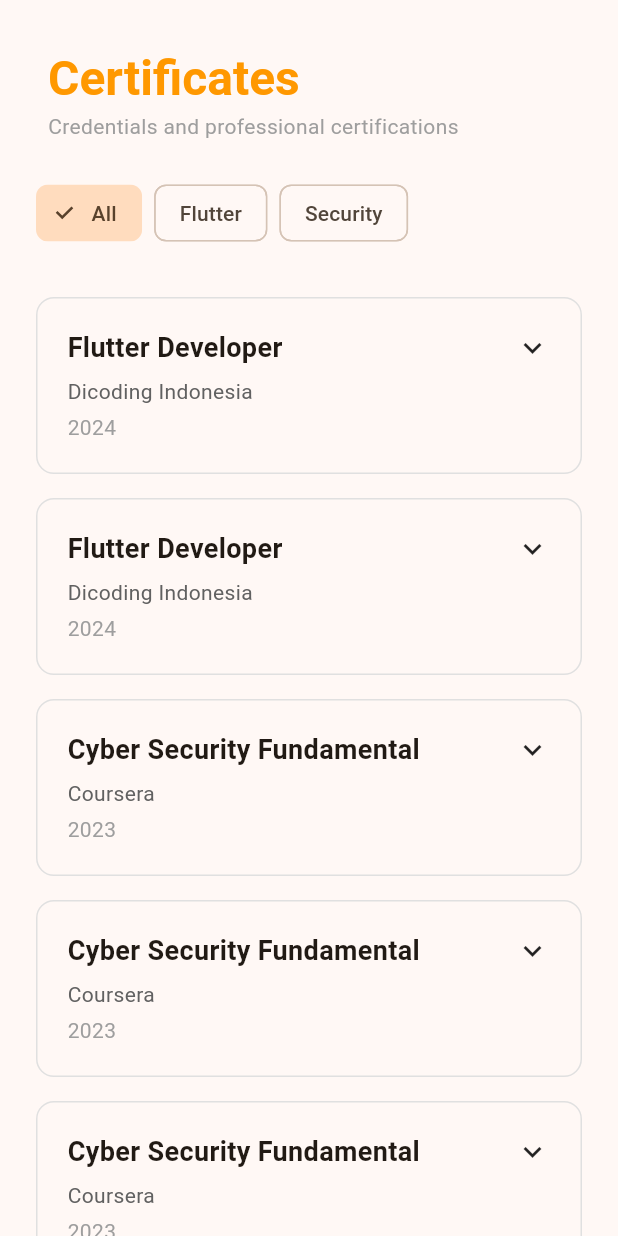
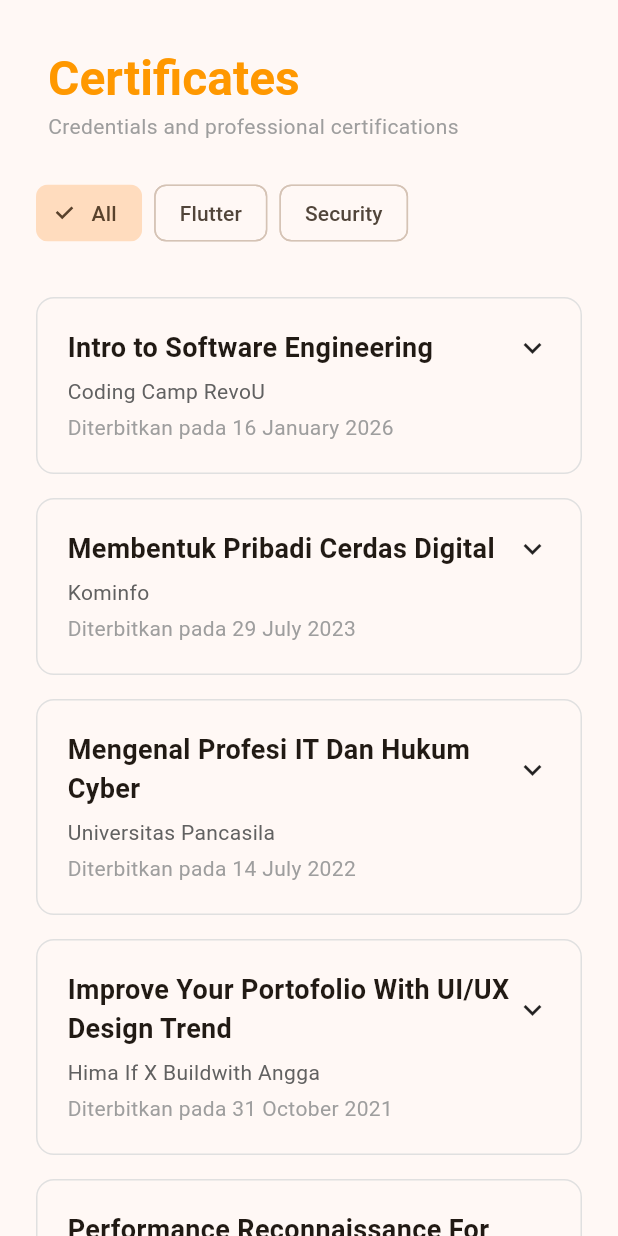
Before and after one commit to isrohadi18/p-isrohadi18, a Flutter app: the CertificatePage screen opened directly, on a phone screen of 412 x 824 dp. Run offline on Flutter 3.47's test engine with Material 3 defaults, Android fonts, the phone set to English and light mode, and no system bars; drawn by our look-alikes of flutter_animate; our stand-ins replace animated_text_kit; network calls fail.

Commit message:
fix1 certificate

```diff
--- a/lib/pages/about_page.dart
+++ b/lib/pages/about_page.dart
@@ -157,7 +157,7 @@
                                     .animate()
                                     .fadeIn(delay: 1600.ms)
                                     .slideX(begin: -1, end: 0, delay: 1600.ms),
-                                const SkillChip(skill: 'NetBeans')
+                                const SkillChip(skill: 'Netbeans')
                                     .animate()
                                     .fadeIn(delay: 1600.ms)
                                     .slideX(begin: -1, end: 0, delay: 1600.ms),
@@ -166,6 +166,14 @@
                                     .fadeIn(delay: 1600.ms)
                                     .slideX(begin: -1, end: 0, delay: 1600.ms),
                                 const SkillChip(skill: 'Figma')
+                                    .animate()
+                                    .fadeIn(delay: 1600.ms)
+                                    .slideX(begin: -1, end: 0, delay: 1600.ms),
+                                const SkillChip(skill: 'Balsamiq')
+                                    .animate()
+                                    .fadeIn(delay: 1600.ms)
+                                    .slideX(begin: -1, end: 0, delay: 1600.ms),
+                                const SkillChip(skill: 'Draw.io')
                                     .animate()
                                     .fadeIn(delay: 1600.ms)
                                     .slideX(begin: -1, end: 0, delay: 1600.ms),
--- a/lib/pages/certificate_page.dart
+++ b/lib/pages/certificate_page.dart
@@ -16,49 +16,113 @@
   // DATA CERTIFICATE
   static final List<CertificateModel> certificates = [
     CertificateModel(
-      title: 'Flutter Developer',
-      organization: 'Dicoding Indonesia',
-      year: '2024',
-      credentialUrl: 'https://www.dicoding.com',
-      skills: ['Flutter', 'Dart', 'UI/UX'],
+      title: 'Intro to Software Engineering',
+      organization: 'Coding Camp RevoU',
+      year: 'Diterbitkan pada 16 January 2026',
+      credentialUrl:
+          'https://drive.google.com/file/d/1S9soCji_UqqfNxWAV1Bvlyp4_bOX2q0i/view?usp=sharing',
+      skills: ['HTML', 'CSS', 'Javascript', 'Github', 'Git'],
       insight:
-          'Built responsive Flutter applications and applied clean architecture principles.',
+          'Melalui program ini, saya membangun fondasi kuat dalam pengembangan perangkat lunak. Saya tidak hanya belajar cara menulis kode, tetapi juga memahami bagaimana sebuah aplikasi dirancang, dikembangkan, dan dikelola secara terstruktur. Program ini membentuk pola pikir saya sebagai seorang problem solver yang sistematis, bukan sekadar coder.',
     ),
     CertificateModel(
-      title: 'Flutter Developer',
-      organization: 'Dicoding Indonesia',
-      year: '2024',
-      credentialUrl: 'https://www.dicoding.com',
-      skills: ['Flutter', 'Dart', 'UI/UX'],
+      title: 'Membentuk Pribadi Cerdas Digital',
+      organization: 'Kominfo',
+      year: 'Diterbitkan pada 29 July 2023',
+      credentialUrl:
+          'https://drive.google.com/file/d/1iIdkyOPowq-43auhkO_5MlFJAxDUX7tV/view?usp=drive_link',
+      skills: [
+        'Digital Ethics',
+        'Cyber Awareness',
+        'Data Privacy Fundamentals',
+      ],
       insight:
-          'Built responsive Flutter applications and applied clean architecture principles.',
+          'Program ini memperkuat pemahaman saya tentang pentingnya etika dan tanggung jawab dalam dunia digital. Saya belajar bahwa teknologi bukan hanya soal kemampuan teknis, tetapi juga tentang bagaimana menggunakannya secara aman, bijak, dan profesional.',
     ),
     CertificateModel(
-      title: 'Cyber Security Fundamental',
-      organization: 'Coursera',
-      year: '2023',
-      credentialUrl: 'https://www.coursera.org',
-      skills: ['Security', 'Cryptography', 'Networking'],
+      title: 'Mengenal Profesi IT Dan Hukum Cyber',
+      organization: 'Universitas Pancasila',
+      year: 'Diterbitkan pada 14 July 2022',
+      credentialUrl:
+          'https://drive.google.com/file/d/1i7J5L0gpBu9k6j39Y6596FYGe2Cd6qtZ/view?usp=drive_link',
+      skills: [
+        'Cyber Law Awarenes',
+        'IT Compliance',
+        'Legal Risk Awareness in Digital Systems',
+      ],
       insight:
-          'Learned fundamental security concepts including encryption, threats, and risk mitigation.',
+          'Sertifikat ini memberikan perspektif bahwa dunia IT selalu berjalan berdampingan dengan regulasi dan hukum. Saya memahami pentingnya kepatuhan terhadap aturan dalam pengembangan dan penggunaan sistem digital, terutama terkait keamanan data dan hukum siber.',
     ),
     CertificateModel(
-      title: 'Cyber Security Fundamental',
-      organization: 'Coursera',
-      year: '2023',
-      credentialUrl: 'https://www.coursera.org',
-      skills: ['Security', 'Cryptography', 'Networking'],
+      title: 'Improve Your Portofolio With UI/UX Design Trend',
+      organization: 'Hima If X Buildwith Angga',
+      year: 'Diterbitkan pada 31 October 2021',
+      credentialUrl:
+          'https://drive.google.com/file/d/17b2WewXQvUvVOHDUJVbVqCA8iKFufkFC/view?usp=drive_link',
+      skills: ['Figma', 'UI Design Principles', 'UX Thinking'],
       insight:
-          'Learned fundamental security concepts including encryption, threats, and risk mitigation.',
+          'Melalui program ini, saya belajar melihat sebuah produk dari sudut pandang pengguna. Saya memahami bahwa sistem yang baik bukan hanya berjalan dengan benar, tetapi juga harus nyaman dan mudah digunakan. Hal ini membantu saya menjadi developer yang lebih berorientasi pada pengalaman pengguna.',
     ),
     CertificateModel(
-      title: 'Cyber Security Fundamental',
-      organization: 'Coursera',
-      year: '2023',
-      credentialUrl: 'https://www.coursera.org',
-      skills: ['Security', 'Cryptography', 'Networking'],
+      title: 'Performance Reconnaissance For Ethical Hacking',
+      organization: 'PT XAI SYNDICATE INTERNASIONAL',
+      year: 'Diterbitkan pada 26 September 2021',
+      credentialUrl:
+          'https://drive.google.com/file/d/1VF962b67pUe-nK3IzsrsVe8gfG2Elkml/view?usp=drive_link',
+      skills: [
+        'OSINT Fundamentals',
+        'Security-Oriented Mindset',
+        'Basic Penetration Testing',
+      ],
       insight:
-          'Learned fundamental security concepts including encryption, threats, and risk mitigation.',
+          'Program ini memperkenalkan saya pada tahap awal penetration testing, khususnya dalam proses reconnaissance. Saya memahami bagaimana sebuah sistem dapat dianalisis dari sudut pandang keamanan, serta pentingnya membangun aplikasi dengan mindset security-first.',
+    ),
+    CertificateModel(
+      title: 'Konfigurasi Cisco Router untuk CCNA',
+      organization: 'Skill Academy By Ruangguru',
+      year: 'Diterbitkan pada 03 December 2020',
+      credentialUrl:
+          'https://drive.google.com/file/d/1jt7nVCSNLcwAJNx_ii55bTOU3gh0fmJP/view?usp=drive_link',
+      skills: [
+        'Cisco CLI',
+        'IP Addres',
+        'Basic Routing Configuration',
+        'Subnetting',
+      ],
+      insight:
+          'Melalui pelatihan ini, saya mempelajari dasar konfigurasi perangkat jaringan, khususnya Cisco router. Saya memahami bagaimana jaringan dirancang, dikonfigurasi, dan dioptimalkan untuk memastikan komunikasi data berjalan dengan baik.',
+    ),
+    CertificateModel(
+      title: 'Sukses Interview/ Wawancara Kerja',
+      organization: 'Skill Academy By Ruangguru',
+      year: 'Diterbitkan pada 01 December 2020',
+      credentialUrl:
+          'https://drive.google.com/file/d/13Ogtb9ddT2zN-QIoO7xYyAa1UvribUz5/view?usp=drive_link',
+      skills: [
+        'Communication Skill',
+        'Personal Branding',
+        'Behavioral Interview Strategy',
+        'Confidence Building',
+        'CV Optimization',
+      ],
+      insight:
+          'Program ini membantu saya mempersiapkan diri secara profesional untuk menghadapi dunia kerja. Saya belajar menyampaikan kemampuan dan pengalaman secara terstruktur serta membangun komunikasi yang lebih percaya diri.',
+    ),
+    CertificateModel(
+      title: 'Computer and Network Engineering Qualification II',
+      organization: 'Badan Nasional Sertifikasi Profesi',
+      year: 'Diterbitkan pada December 2019',
+      credentialUrl:
+          'https://drive.google.com/file/d/1S9soCji_UqqfNxWAV1Bvlyp4_bOX2q0i/view?usp=sharing',
+      skills: [
+        'LAN Network Settings',
+        'Mikrotik',
+        'IP Addressing Configuration',
+        'Router',
+        'Switch',
+      ],
+      insight:
+          'Sertifikasi ini merupakan validasi kompetensi teknis saya di bidang komputer dan jaringan sesuai standar nasional. Proses asesmen memastikan bahwa kemampuan saya tidak hanya berbasis teori, tetapi juga praktik langsung di lapangan.',
     ),
   ];
 
--- a/lib/pages/home_page.dart
+++ b/lib/pages/home_page.dart
@@ -62,15 +62,15 @@
                     speed: const Duration(milliseconds: 100),
                   ),
                   TypewriterAnimatedText(
-                    'Flutter Developer',
+                    'Digital Strategy & Design',
                     speed: const Duration(milliseconds: 100),
                   ),
                   TypewriterAnimatedText(
-                    'Network Engineer ',
+                    'Information Technology Professional',
                     speed: const Duration(milliseconds: 100),
                   ),
                   TypewriterAnimatedText(
-                    'Full Stack Developer',
+                    'Fullstack Developer',
                     speed: const Duration(milliseconds: 100),
                   ),
                 ],
--- a/lib/pages/projects_page.dart
+++ b/lib/pages/projects_page.dart
@@ -22,7 +22,7 @@
         // Fluid grid calculation
         final crossAxisCount = (contentWidth / 350).floor().clamp(1, 4);
 
-        final childAspectRatio = width < 600 ? 1.05 : 0.86;
+        final childAspectRatio = width < 600 ? 1.05 : 0.83;
 
         final projects = _buildProjects();
 
```
Also changed, not shown: assets/icons/skills/photoshop.png (added).
